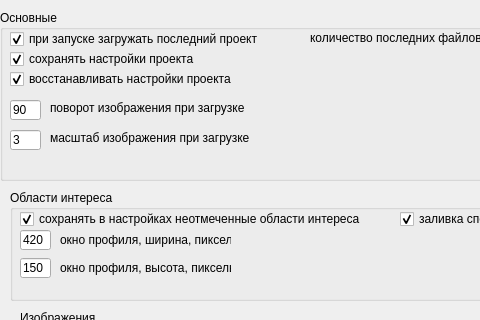
Qt form frontend/settingsdialog.ui (Lodinn/Gelion) before a commit; both pictures show x 0 to 480 and y 0 to 320 of the 657 by 565 pixel window.
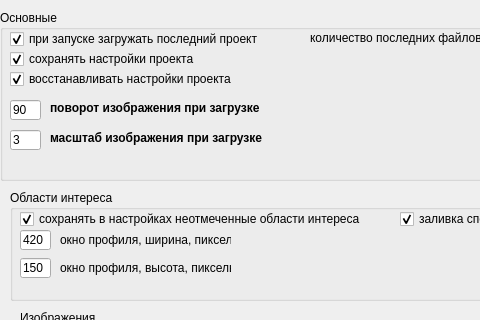
The same form after that commit.

What changed in the file:
```diff
--- a/frontend/settingsdialog.ui
+++ b/frontend/settingsdialog.ui
@@ -156,6 +156,12 @@
       <height>16</height>
      </rect>
     </property>
+    <property name="font">
+     <font>
+      <weight>75</weight>
+      <bold>true</bold>
+     </font>
+    </property>
     <property name="text">
      <string>поворот изображения при загрузке</string>
     </property>
@@ -169,6 +175,12 @@
       <height>16</height>
      </rect>
     </property>
+    <property name="font">
+     <font>
+      <weight>75</weight>
+      <bold>true</bold>
+     </font>
+    </property>
     <property name="text">
      <string>масштаб изображения при загрузке</string>
     </property>
```
